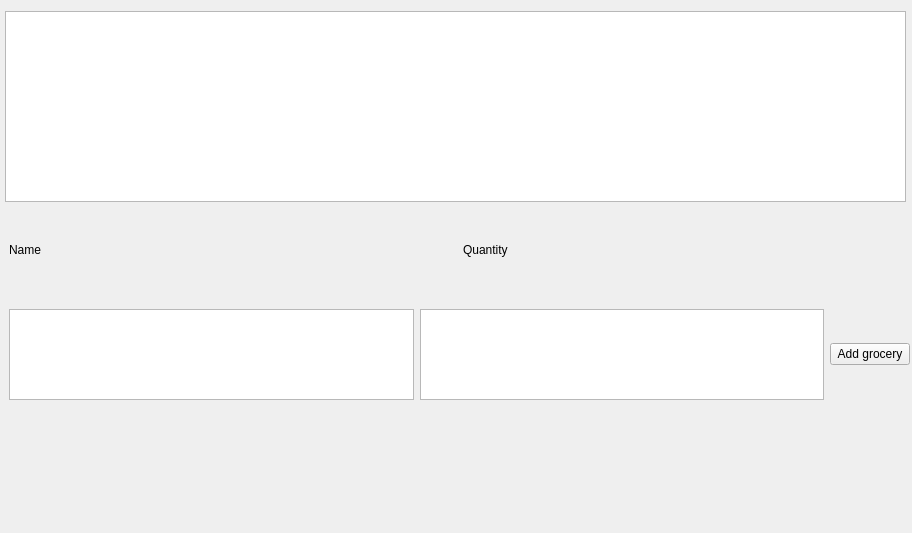
This is RA-Automation/manageGrocery.ui in ksshivaprasad/Restaurants-Automation as Qt 5 draws it before an edit. The edited form follows.
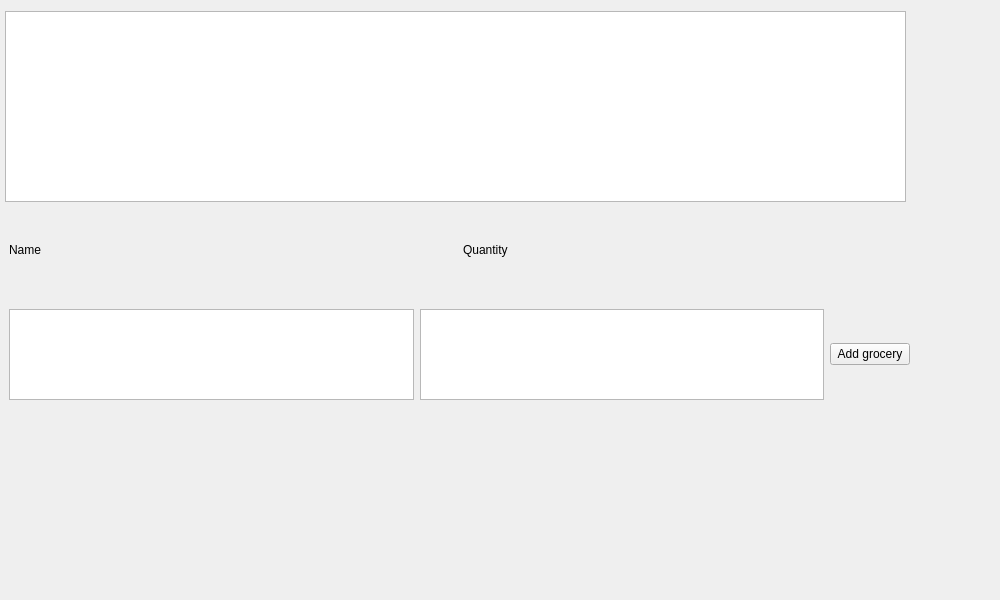
This is the edited form.

The edit to the form file:
```diff
--- a/RA-Automation/manageGrocery.ui
+++ b/RA-Automation/manageGrocery.ui
@@ -6,8 +6,8 @@
    <rect>
     <x>0</x>
     <y>0</y>
-    <width>912</width>
-    <height>533</height>
+    <width>1000</width>
+    <height>600</height>
    </rect>
   </property>
   <property name="windowTitle">
```
Left out of the diff: 5 changed lines with no effect on the pictures.
